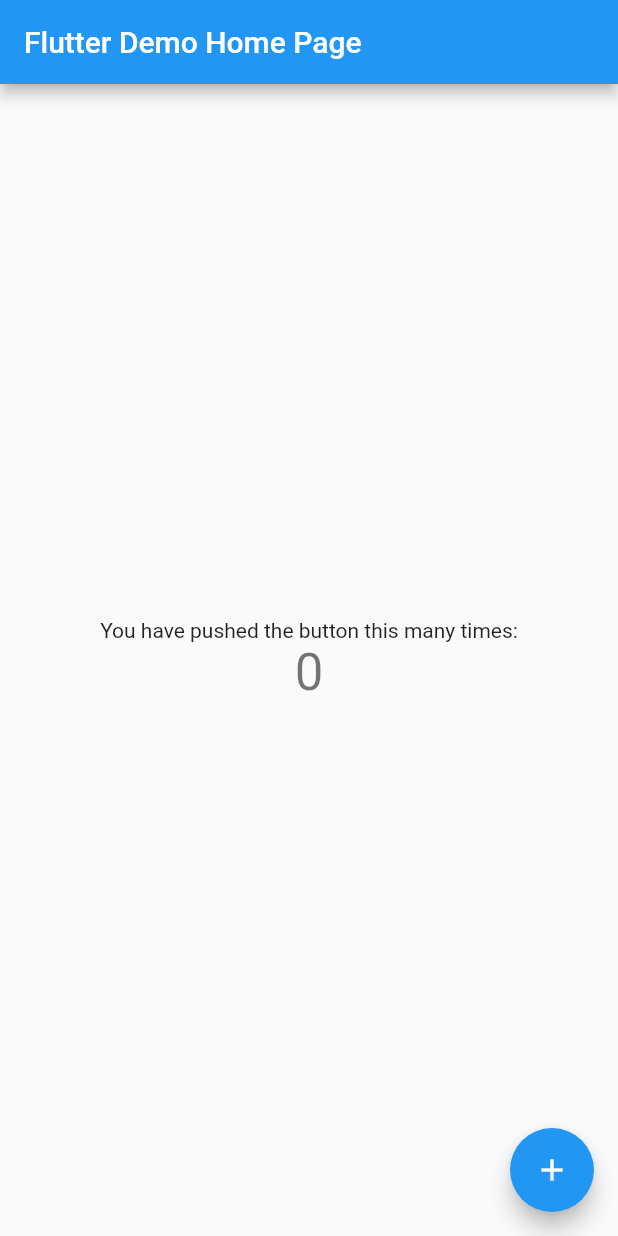
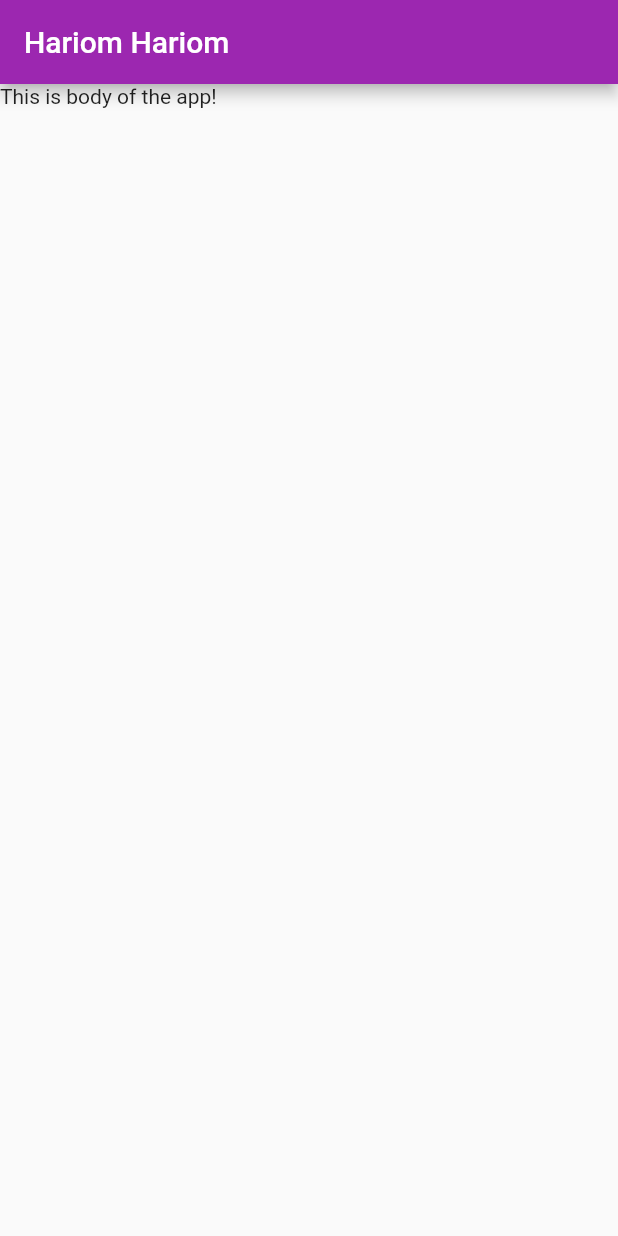
Before and after one commit to hemantvc/flutter-beginner-to-advanced, a Flutter app: the screen it shows after launch, on a phone screen of 412 x 824 dp. Run offline on Flutter 3.47's test engine with Material 2 defaults, Android fonts, the phone set to English and light mode, and no system bars.

Commit message:
Add MaterialApp widget, Scaffold and apply theme

```diff
--- a/lib/main.dart
+++ b/lib/main.dart
@@ -1,115 +1,28 @@
 import 'package:flutter/material.dart';
 
 void main() {
-  runApp(const MyApp());
+  runApp(MaterialApp(home:
+      HomePage(),
+    theme: ThemeData(
+      primarySwatch: Colors.purple
+    ),
+  ));
 }
 
-class MyApp extends StatelessWidget {
-  const MyApp({Key? key}) : super(key: key);
-
-  // This widget is the root of your application.
-  @override
-  Widget build(BuildContext context) {
-    return MaterialApp(
-      title: 'Flutter Demo',
-      theme: ThemeData(
-        // This is the theme of your application.
-        //
-        // Try running your application with "flutter run". You'll see the
-        // application has a blue toolbar. Then, without quitting the app, try
-        // changing the primarySwatch below to Colors.green and then invoke
-        // "hot reload" (press "r" in the console where you ran "flutter run",
-        // or simply save your changes to "hot reload" in a Flutter IDE).
-        // Notice that the counter didn't reset back to zero; the application
-        // is not restarted.
-        primarySwatch: Colors.blue,
-      ),
-      home: const MyHomePage(title: 'Flutter Demo Home Page'),
-    );
-  }
-}
-
-class MyHomePage extends StatefulWidget {
-  const MyHomePage({Key? key, required this.title}) : super(key: key);
-
-  // This widget is the home page of your application. It is stateful, meaning
-  // that it has a State object (defined below) that contains fields that affect
-  // how it looks.
-
-  // This class is the configuration for the state. It holds the values (in this
-  // case the title) provided by the parent (in this case the App widget) and
-  // used by the build method of the State. Fields in a Widget subclass are
-  // always marked "final".
-
-  final String title;
-
-  @override
-  State<MyHomePage> createState() => _MyHomePageState();
-}
-
-class _MyHomePageState extends State<MyHomePage> {
-  int _counter = 0;
-
-  void _incrementCounter() {
-    setState(() {
-      // This call to setState tells the Flutter framework that something has
-      // changed in this State, which causes it to rerun the build method below
-      // so that the display can reflect the updated values. If we changed
-      // _counter without calling setState(), then the build method would not be
-      // called again, and so nothing would appear to happen.
-      _counter++;
-    });
-  }
+class HomePage extends StatelessWidget {
+  const HomePage({Key? key}) : super(key: key);
 
   @override
   Widget build(BuildContext context) {
-    // This method is rerun every time setState is called, for instance as done
-    // by the _incrementCounter method above.
-    //
-    // The Flutter framework has been optimized to make rerunning build methods
-    // fast, so that you can just rebuild anything that needs updating rather
-    // than having to individually change instances of widgets.
     return Scaffold(
-      appBar: AppBar(
-        // Here we take the value from the MyHomePage object that was created by
-        // the App.build method, and use it to set our appbar title.
-        title: Text(widget.title),
+        appBar: AppBar(
+          title: Text("Hariom Hariom")
+        ),
+      body: Container(
+        child: Text("This is body of the app!"),
       ),
-      body: Center(
-        // Center is a layout widget. It takes a single child and positions it
-        // in the middle of the parent.
-        child: Column(
-          // Column is also a layout widget. It takes a list of children and
-          // arranges them vertically. By default, it sizes itself to fit its
-          // children horizontally, and tries to be as tall as its parent.
-          //
-          // Invoke "debug painting" (press "p" in the console, choose the
-          // "Toggle Debug Paint" action from the Flutter Inspector in Android
-          // Studio, or the "Toggle Debug Paint" command in Visual Studio Code)
-          // to see the wireframe for each widget.
-          //
-          // Column has various properties to control how it sizes itself and
-          // how it positions its children. Here we use mainAxisAlignment to
-          // center the children vertically; the main axis here is the vertical
-          // axis because Columns are vertical (the cross axis would be
-          // horizontal).
-          mainAxisAlignment: MainAxisAlignment.center,
-          children: <Widget>[
-            const Text(
-              'You have pushed the button this many times:',
-            ),
-            Text(
-              '$_counter',
-              style: Theme.of(context).textTheme.headline4,
-            ),
-          ],
-        ),
-      ),
-      floatingActionButton: FloatingActionButton(
-        onPressed: _incrementCounter,
-        tooltip: 'Increment',
-        child: const Icon(Icons.add),
-      ), // This trailing comma makes auto-formatting nicer for build methods.
+
     );
   }
+
 }
```
